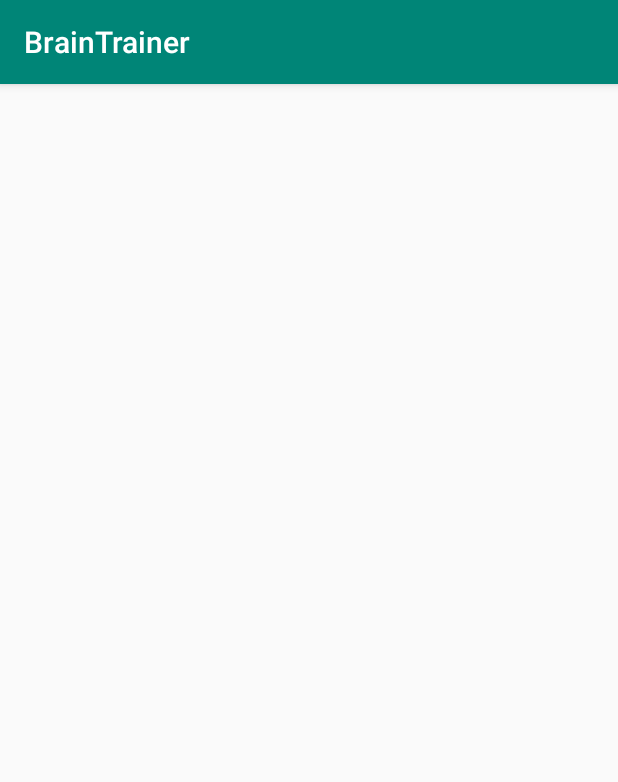
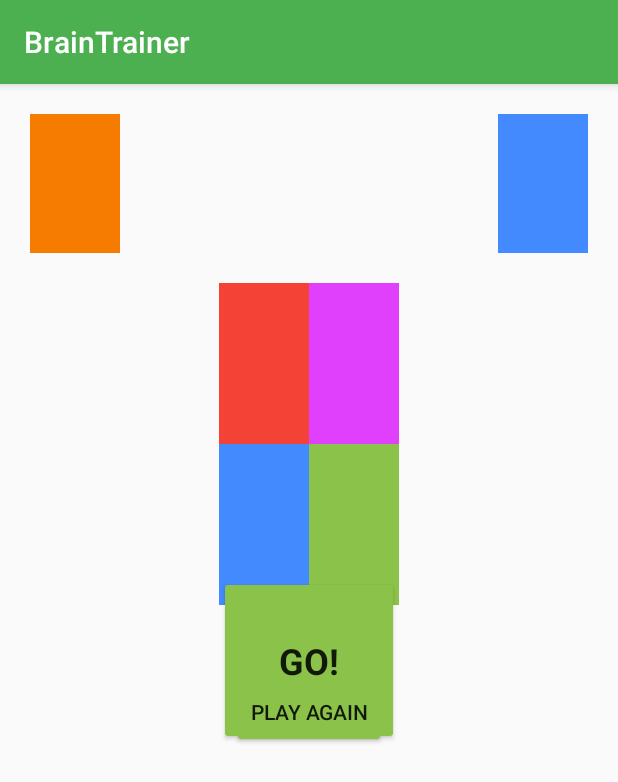
Before and after one commit to mfrancetic/brain-trainer, an Android app: the screen it shows after launch (MainActivity), on a phone screen of 412 x 824 dp. Shown: the top 782 px of the screen. Run offline under Robolectric (Android 15) with nearby library versions, the phone set to English and light mode, and no system bars.

Commit message:
Add UI layout

```diff
--- a/app/src/main/res/layout/activity_main.xml
+++ b/app/src/main/res/layout/activity_main.xml
@@ -4,8 +4,117 @@
     xmlns:tools="http://schemas.android.com/tools"
     android:layout_width="match_parent"
     android:layout_height="match_parent"
+    android:padding="@dimen/default_padding"
     tools:context=".MainActivity">
 
+    <Button
+        android:id="@+id/go_button"
+        android:layout_width="wrap_content"
+        android:layout_height="wrap_content"
+        android:padding="@dimen/button_padding"
+        android:text="@string/go"
+        android:textAllCaps="true"
+        android:textAppearance="@style/TextAppearance.AppCompat.Headline"
+        android:textStyle="bold"
+        app:layout_constraintBottom_toBottomOf="parent"
+        app:layout_constraintEnd_toEndOf="parent"
+        app:layout_constraintStart_toStartOf="parent"
+        app:layout_constraintTop_toTopOf="parent" />
 
+    <TextView
+        android:id="@+id/time_remaining_text_view"
+        android:layout_width="wrap_content"
+        android:layout_height="wrap_content"
+        android:background="@color/colorOrange"
+        android:padding="@dimen/text_view_padding"
+        android:textAppearance="@style/TextAppearance.AppCompat.Headline"
+        app:layout_constraintStart_toStartOf="parent"
+        app:layout_constraintTop_toTopOf="parent"
+        tools:text="30s" />
 
+    <TextView
+        android:id="@+id/task_text_view"
+        android:layout_width="wrap_content"
+        android:layout_height="wrap_content"
+        android:padding="@dimen/text_view_padding"
+        android:textAppearance="@style/TextAppearance.AppCompat.Headline"
+        app:layout_constraintEnd_toEndOf="parent"
+        app:layout_constraintStart_toStartOf="parent"
+        app:layout_constraintTop_toTopOf="parent"
+        tools:text="2 + 4" />
+
+    <TextView
+        android:id="@+id/score_text_view"
+        android:layout_width="wrap_content"
+        android:layout_height="wrap_content"
+        android:background="@color/colorBlue"
+        android:padding="@dimen/text_view_padding"
+        android:textAppearance="@style/TextAppearance.AppCompat.Headline"
+        app:layout_constraintEnd_toEndOf="parent"
+        app:layout_constraintTop_toTopOf="parent"
+        tools:text="0/0" />
+
+    <GridLayout
+        android:id="@+id/solutions_grid_view"
+        android:layout_width="wrap_content"
+        android:layout_height="wrap_content"
+        android:layout_marginTop="@dimen/default_padding"
+        android:columnCount="2"
+        android:rowCount="2"
+        app:layout_constraintEnd_toEndOf="parent"
+        app:layout_constraintStart_toStartOf="parent"
+        app:layout_constraintTop_toBottomOf="@id/time_remaining_text_view">
+
+        <TextView
+            android:id="@+id/solution_1_text_view"
+            android:background="@color/colorRed"
+            android:padding="@dimen/text_view_padding"
+            android:textSize="@dimen/text_size_large"
+            android:textStyle="bold"
+            tools:text="13" />
+
+        <TextView
+            android:id="@+id/solution_2_text_view"
+            android:background="@color/colorPurple"
+            android:padding="@dimen/text_view_padding"
+            android:textSize="@dimen/text_size_large"
+            android:textStyle="bold"
+            tools:text="13" />
+
+        <TextView
+            android:id="@+id/solution_3_text_view"
+            android:background="@color/colorBlue"
+            android:padding="@dimen/text_view_padding"
+            android:textSize="@dimen/text_size_large"
+            android:textStyle="bold"
+            tools:text="18" />
+
+        <TextView
+            android:id="@+id/solution_4_text_view"
+            android:background="@color/colorGreen"
+            android:padding="@dimen/text_view_padding"
+            android:textSize="@dimen/text_size_large"
+            android:textStyle="bold"
+            tools:text="12" />
+    </GridLayout>
+
+    <TextView
+        android:id="@+id/evaluation_text_field"
+        android:layout_width="wrap_content"
+        android:layout_height="wrap_content"
+        android:textSize="@dimen/text_size_large"
+        app:layout_constraintEnd_toEndOf="parent"
+        app:layout_constraintStart_toStartOf="parent"
+        app:layout_constraintTop_toBottomOf="@id/solutions_grid_view"
+        tools:text="@string/correct" />
+
+    <Button
+        android:id="@+id/play_again_button"
+        android:layout_width="wrap_content"
+        android:layout_height="wrap_content"
+        app:layout_constraintStart_toStartOf="parent"
+        app:layout_constraintEnd_toEndOf="parent"
+        android:text="@string/play_again"
+        app:layout_constraintTop_toBottomOf="@id/evaluation_text_field">
+    </Button>
 </androidx.constraintlayout.widget.ConstraintLayout>
--- a/app/src/main/res/values/colors.xml
+++ b/app/src/main/res/values/colors.xml
@@ -1,6 +1,11 @@
 <?xml version="1.0" encoding="utf-8"?>
 <resources>
-    <color name="colorPrimary">#008577</color>
-    <color name="colorPrimaryDark">#00574B</color>
-    <color name="colorAccent">#D81B60</color>
+    <color name="colorPrimary">#4CAF50</color>
+    <color name="colorPrimaryDark">#388E3C</color>
+    <color name="colorAccent">#8BC34A</color>
+    <color name="colorOrange">#F57C00</color>
+    <color name="colorBlue">#448AFF</color>
+    <color name="colorRed">#F44336</color>
+    <color name="colorGreen">@color/colorAccent</color>
+    <color name="colorPurple">#E040FB</color>
 </resources>
--- /dev/null
+++ b/app/src/main/res/values/dimens.xml
@@ -0,0 +1,7 @@
+<?xml version="1.0" encoding="utf-8"?>
+<resources>
+    <dimen name="button_padding">40dp</dimen>
+    <dimen name="default_padding">20dp</dimen>
+    <dimen name="text_view_padding">30dp</dimen>
+    <dimen name="text_size_large">35sp</dimen>
+</resources>
--- a/app/src/main/res/values/strings.xml
+++ b/app/src/main/res/values/strings.xml
@@ -1,3 +1,8 @@
 <resources>
     <string name="app_name">BrainTrainer</string>
+    <string name="go">Go!</string>
+    <string name="correct">Correct!</string>
+    <string name="wrong">Wrong :(</string>
+    <string name="done">Done!</string>
+    <string name="play_again">Play again</string>
 </resources>
--- a/app/src/main/res/values/styles.xml
+++ b/app/src/main/res/values/styles.xml
@@ -6,6 +6,7 @@
         <item name="colorPrimary">@color/colorPrimary</item>
         <item name="colorPrimaryDark">@color/colorPrimaryDark</item>
         <item name="colorAccent">@color/colorAccent</item>
+        <item name="colorButtonNormal">@color/colorAccent</item>
     </style>
 
 </resources>
```
